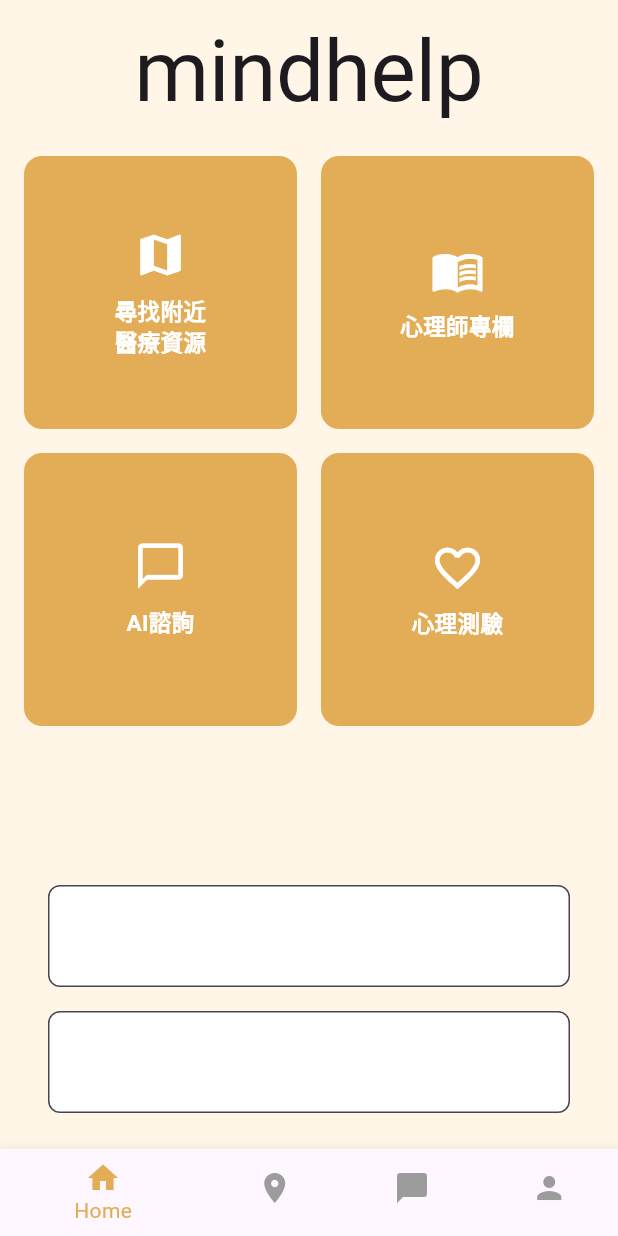
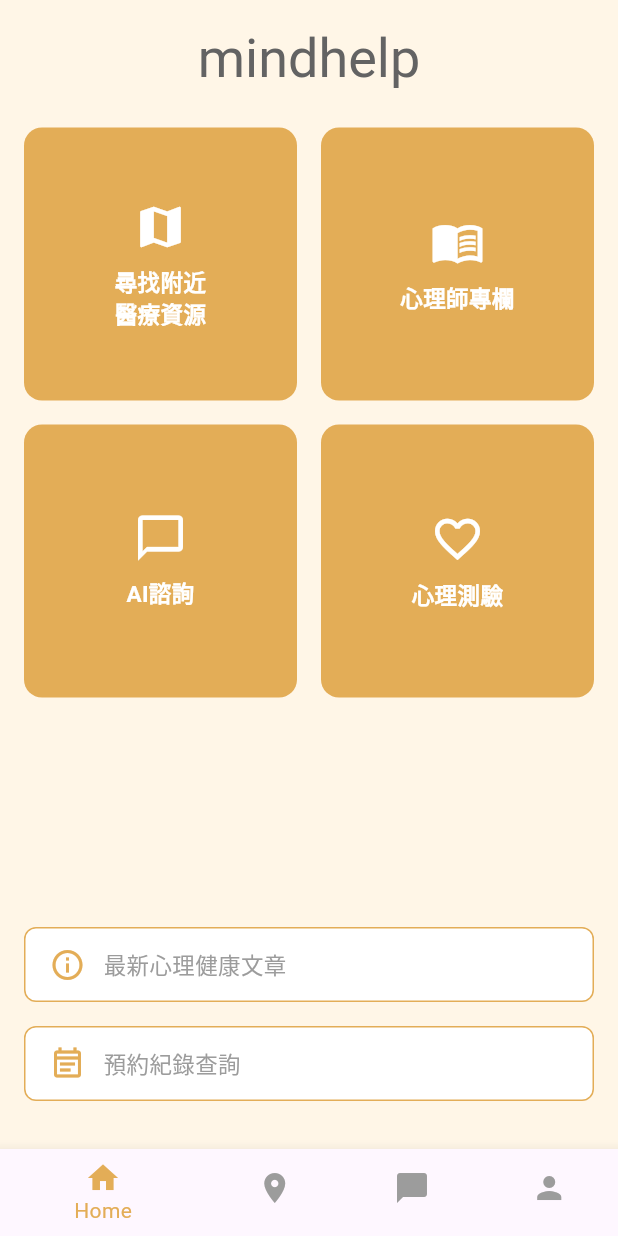
Before and after one commit to estateangela/mindhelp, a Flutter app: the screen it shows after launch, after a tap on "登入", on a phone screen of 412 x 824 dp. Run offline on Flutter 3.47's test engine with Material 3 defaults, Android fonts, the light colour scheme and no system bars; Roboto replaces fonts that are missing (Huninn).

```diff
--- a/my_mindhelp_app/lib/core/theme.dart
+++ b/my_mindhelp_app/lib/core/theme.dart
@@ -44,7 +44,7 @@
           fontSize: 24,
           fontWeight: FontWeight.bold,
         ),
-        padding: const EdgeInsets.symmetric(vertical: 30, horizontal: 10),
+        padding: const EdgeInsets.symmetric(vertical: 20, horizontal: 10),
         shape: RoundedRectangleBorder(
           borderRadius: BorderRadius.circular(20),
           side: BorderSide(color: AppColors.accent, width: 1),
@@ -54,9 +54,9 @@
 
     inputDecorationTheme: InputDecorationTheme(
       filled: true,
-      fillColor: Colors.white,
+      fillColor: const Color.fromARGB(255, 137, 137, 137),
       border: OutlineInputBorder(
-        borderRadius: BorderRadius.circular(8),
+        borderRadius: BorderRadius.circular(10),
         borderSide: BorderSide(color: AppColors.accent),
       ),
     ),
@@ -66,5 +66,5 @@
 /// 让旧版调用 .headline1 / .bodyText1 不会报错
 extension CustomTextTheme on TextTheme {
   TextStyle get headline1 => headlineLarge!;
-  TextStyle get bodyText1 => bodyMedium!;
+  TextStyle get bodyText1 => bodyLarge!;
 }
--- a/my_mindhelp_app/lib/pages/home_page.dart
+++ b/my_mindhelp_app/lib/pages/home_page.dart
@@ -1,3 +1,5 @@
+// lib/pages/home_page.dart
+
 import 'package:flutter/material.dart';
 import '../core/theme.dart';
 import '../widgets/primary_button.dart';
@@ -12,7 +14,7 @@
         child: Column(
           children: [
             SizedBox(height: 16),
-            Text('mindhelp', style: Theme.of(context).textTheme.headline1),
+            Text('mindhelp', style: Theme.of(context).textTheme.headlineLarge),
             SizedBox(height: 24),
 
             // 四格按鈕
@@ -24,34 +26,45 @@
                   mainAxisSpacing: 16,
                   crossAxisSpacing: 16,
                   children: [
-                    _buildTile(context, Icons.map, '尋找附近\n醫療資源', () {}),
-                    _buildTile(context, Icons.menu_book, '心理師專欄', () {}),
+                    _buildTile(context, Icons.map, '尋找附近\n醫療資源', () {
+                      Navigator.pushNamed(context, '/maps');
+                    }),
+                    _buildTile(context, Icons.menu_book, '心理師專欄', () {
+                      Navigator.pushNamed(context, '/counselors');
+                    }),
                     _buildTile(context, Icons.chat_bubble_outline, 'AI諮詢', () {
                       Navigator.pushNamed(context, '/chat');
                     }),
-                    _buildTile(context, Icons.favorite_border, '心理測驗', () {}),
+                    _buildTile(context, Icons.favorite_border, '心理測驗', () {
+                      Navigator.pushNamed(context, '/quiz');
+                    }),
                   ],
                 ),
               ),
             ),
 
-            // 下面兩個輸入欄 (依 Figma 顯示)
+            // 底下兩個「功能卡片」，而不是輸入框
             Padding(
-              padding: const EdgeInsets.symmetric(horizontal: 32),
+              padding: const EdgeInsets.symmetric(horizontal: 16, vertical: 8),
               child: Column(
                 children: [
-                  InputField(
-                      controller: TextEditingController(),
-                      label: '',
-                      prefixIcon: null),
+                  _buildFunctionCard(
+                    context,
+                    icon: Icons.info_outline,
+                    label: '最新心理健康文章',
+                    onTap: () => Navigator.pushNamed(context, '/articles'),
+                  ),
                   SizedBox(height: 16),
-                  InputField(
-                      controller: TextEditingController(),
-                      label: '',
-                      prefixIcon: null),
+                  _buildFunctionCard(
+                    context,
+                    icon: Icons.event_note_outlined,
+                    label: '預約紀錄查詢',
+                    onTap: () => Navigator.pushNamed(context, '/appointments'),
+                  ),
                 ],
               ),
             ),
+
             SizedBox(height: 24),
           ],
         ),
@@ -88,13 +101,54 @@
     );
   }
 
+  Widget _buildFunctionCard(BuildContext ctx,
+      {required IconData icon,
+      required String label,
+      required VoidCallback onTap}) {
+    return GestureDetector(
+      onTap: onTap,
+      child: Container(
+        height: 50,
+        decoration: BoxDecoration(
+          color: Colors.white,
+          border: Border.all(color: AppColors.accent),
+          borderRadius: BorderRadius.circular(8),
+        ),
+        padding: const EdgeInsets.symmetric(horizontal: 16),
+        child: Row(
+          children: [
+            Icon(icon, color: AppColors.accent),
+            SizedBox(width: 12),
+            Text(
+              label,
+              style: Theme.of(ctx).textTheme.bodyMedium,
+            ),
+          ],
+        ),
+      ),
+    );
+  }
+
   Widget _buildBottomNav(BuildContext ctx, int idx) {
     return BottomNavigationBar(
       currentIndex: idx,
       selectedItemColor: AppColors.accent,
       unselectedItemColor: AppColors.textBody,
       onTap: (i) {
-        // TODO: handle navigation
+        switch (i) {
+          case 0:
+            Navigator.pushReplacementNamed(ctx, '/home');
+            break;
+          case 1:
+            Navigator.pushReplacementNamed(ctx, '/maps');
+            break;
+          case 2:
+            Navigator.pushReplacementNamed(ctx, '/chat');
+            break;
+          case 3:
+            Navigator.pushReplacementNamed(ctx, '/profile');
+            break;
+        }
       },
       items: const [
         BottomNavigationBarItem(icon: Icon(Icons.home), label: 'Home'),
--- a/my_mindhelp_app/lib/pages/login_page.dart
+++ b/my_mindhelp_app/lib/pages/login_page.dart
@@ -15,7 +15,7 @@
         children: [
           // 背景圓點
           Positioned(
-            top: -60,
+            top: -50,
             left: -60,
             child: _buildCircle(180),
           ),
@@ -33,35 +33,35 @@
           SingleChildScrollView(
             child: Padding(
               padding:
-                  const EdgeInsets.symmetric(horizontal: 32, vertical: 100),
+                  const EdgeInsets.symmetric(horizontal: 30, vertical: 100),
               child: Column(
                 children: [
-                  Image.asset('assets/images/logo.png', width: 140),
-                  SizedBox(height: 48),
+                  Image.asset('assets/images/logo.png', width: 180),
+                  SizedBox(height: 10),
                   Align(
                     alignment: Alignment.centerLeft,
                     child: Text('帳號',
                         style: Theme.of(context).textTheme.bodyText1),
                   ),
-                  SizedBox(height: 4),
+                  SizedBox(height: 3),
                   InputField(
                       controller: _accountController,
                       label: '',
                       prefixIcon: Icons.person_outline),
-                  SizedBox(height: 24),
+                  SizedBox(height: 10),
                   Align(
                     alignment: Alignment.centerLeft,
                     child: Text('密碼',
                         style: Theme.of(context).textTheme.bodyText1),
                   ),
-                  SizedBox(height: 4),
+                  SizedBox(height: 3),
                   InputField(
                     controller: _passwordController,
                     label: '',
                     prefixIcon: Icons.lock_outline,
                     obscureText: true,
                   ),
-                  SizedBox(height: 48),
+                  SizedBox(height: 20),
                   Row(
                     children: [
                       Expanded(
@@ -72,7 +72,7 @@
                           },
                         ),
                       ),
-                      SizedBox(width: 16),
+                      SizedBox(width: 20),
                       Expanded(
                         child: PrimaryButton(
                           text: '註冊',
@@ -83,7 +83,7 @@
                       ),
                     ],
                   ),
-                  SizedBox(height: 24),
+                  SizedBox(height: 20),
                   GestureDetector(
                     onTap: () => Navigator.pushNamed(context, '/forgot_code'),
                     child: Text(
```
Also changed, not shown: my_mindhelp_app/lib/pages/profile_page.dart (added, +101 -0 lines), 1 other file.
